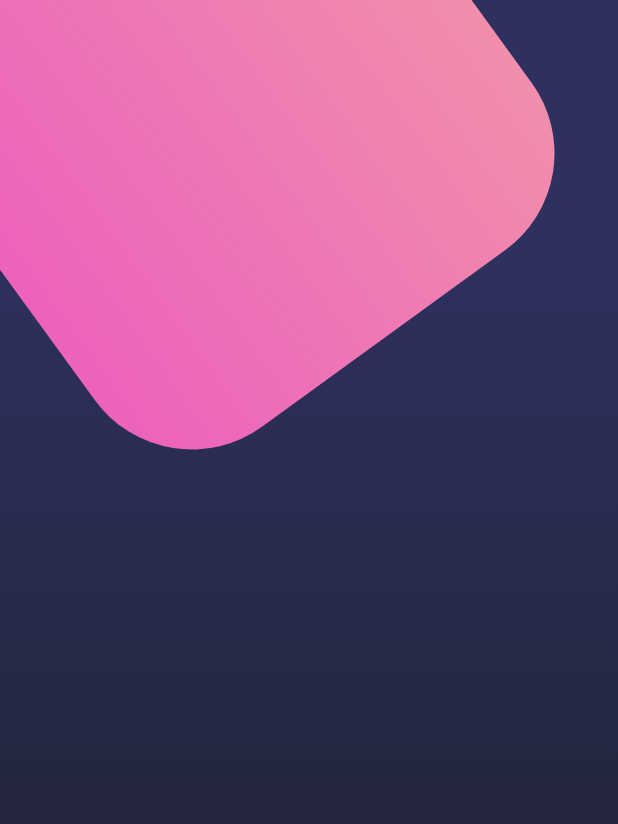
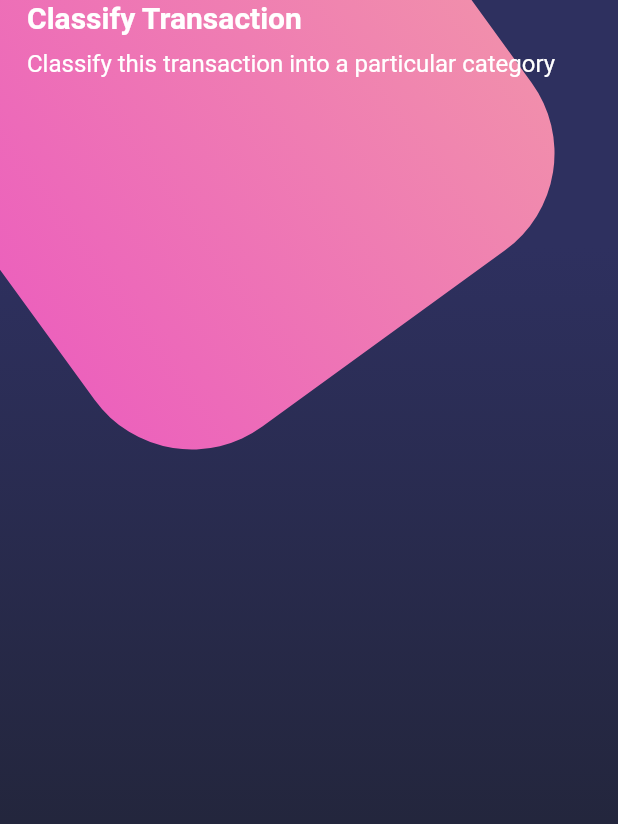
Before and after one commit to Jhonsebas77/udemy-flutter-designs, a Flutter app: the screen it shows after launch, on a phone screen of 412 x 824 dp. Shown: the top 824 px of the screen. Run offline on Flutter 3.47's test engine with Material 2 defaults, Android fonts, the phone set to English and light mode, and no system bars.

Commit message:
Add text in home page

```diff
--- a/lib/main.dart
+++ b/lib/main.dart
@@ -1,4 +1,5 @@
 import 'package:flutter/material.dart';
+import 'package:flutter/services.dart';
 import 'package:flutter_designs/src/screens/screens.dart';
 
 void main() => runApp(MyApp());
@@ -6,6 +7,7 @@ void main() => runApp(MyApp());
 class MyApp extends StatelessWidget {
   @override
   Widget build(BuildContext context) {
+    SystemChrome.setSystemUIOverlayStyle(SystemUiOverlayStyle.light);
     return MaterialApp(
       title: 'Material App',
       initialRoute: 'home_screen',
--- a/lib/src/screens/home_screen.dart
+++ b/lib/src/screens/home_screen.dart
@@ -1,5 +1,6 @@
 import 'package:flutter/material.dart';
 import 'package:flutter_designs/src/widgets/background.dart';
+import 'package:flutter_designs/src/widgets/page_title.dart';
 
 class HomeScreen extends StatelessWidget {
   @override
@@ -8,8 +9,28 @@ class HomeScreen extends StatelessWidget {
       body: Stack(
         children: [
           Background(),
+          _HomeBody(),
         ],
       ),
     );
   }
 }
+
+class _HomeBody extends StatelessWidget {
+  const _HomeBody({
+    Key? key,
+  }) : super(key: key);
+
+  @override
+  Widget build(BuildContext context) {
+    return SafeArea(
+      child: SingleChildScrollView(
+        child: Column(
+          children: [
+            PageTitle(),
+          ],
+        ),
+      ),
+    );
+  }
+}
--- /dev/null
+++ b/lib/src/widgets/page_title.dart
@@ -0,0 +1,35 @@
+import 'package:flutter/material.dart';
+
+class PageTitle extends StatelessWidget {
+  const PageTitle({Key? key}) : super(key: key);
+
+  @override
+  Widget build(BuildContext context) {
+    return Container(
+      margin: EdgeInsets.symmetric(horizontal: 18),
+      child: Column(
+        crossAxisAlignment: CrossAxisAlignment.start,
+        children: [
+          Text(
+            'Classify Transaction',
+            style: TextStyle(
+              fontSize: 20,
+              fontWeight: FontWeight.bold,
+              color: Colors.white,
+            ),
+          ),
+          SizedBox(
+            height: 10,
+          ),
+          Text(
+            'Classify this transaction into a particular category',
+            style: TextStyle(
+              fontSize: 16,
+              color: Colors.white,
+            ),
+          ),
+        ],
+      ),
+    );
+  }
+}
```
